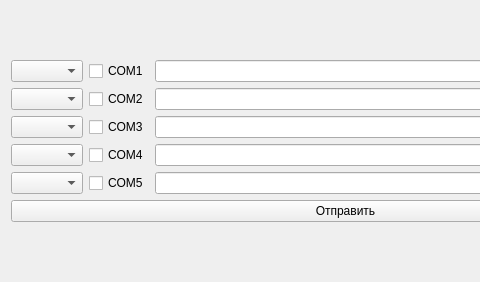
This is mainwindow.ui in TTTiNNNy/Serial_QT as Qt 5 draws it before an edit; both pictures show x 0 to 480 and y 0 to 282 of the 691 by 282 pixel window. The edited form follows.
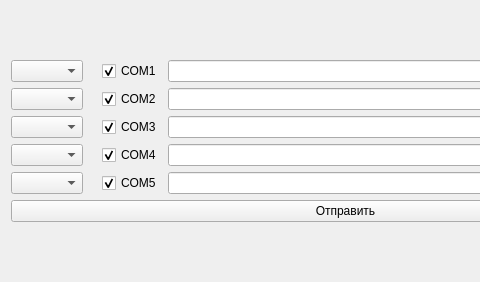
This is the edited form.

```diff
--- a/mainwindow.ui
+++ b/mainwindow.ui
@@ -22,11 +22,21 @@
         <item>
          <widget class="QComboBox" name="COM1_portBox"/>
         </item>
+        <item>
+         <widget class="QLabel" name="COM1_status">
+          <property name="text">
+           <string/>
+          </property>
+         </widget>
+        </item>
         <item>
          <widget class="QCheckBox" name="COM1_activeBox">
           <property name="text">
            <string>COM1</string>
           </property>
+          <property name="checked">
+           <bool>true</bool>
+          </property>
          </widget>
         </item>
         <item>
@@ -39,11 +49,21 @@
         <item>
          <widget class="QComboBox" name="COM2_portBox"/>
         </item>
+        <item>
+         <widget class="QLabel" name="COM2_status">
+          <property name="text">
+           <string/>
+          </property>
+         </widget>
+        </item>
         <item>
          <widget class="QCheckBox" name="COM2_activeBox">
           <property name="text">
            <string>COM2</string>
           </property>
+          <property name="checked">
+           <bool>true</bool>
+          </property>
          </widget>
         </item>
         <item>
@@ -56,11 +76,21 @@
         <item>
          <widget class="QComboBox" name="COM3_portBox"/>
         </item>
+        <item>
+         <widget class="QLabel" name="COM3_status">
+          <property name="text">
+           <string/>
+          </property>
+         </widget>
+        </item>
         <item>
          <widget class="QCheckBox" name="COM3_activeBox">
           <property name="text">
            <string>COM3</string>
           </property>
+          <property name="checked">
+           <bool>true</bool>
+          </property>
          </widget>
         </item>
         <item>
@@ -73,11 +103,21 @@
         <item>
          <widget class="QComboBox" name="COM4_portBox"/>
         </item>
+        <item>
+         <widget class="QLabel" name="COM4_status">
+          <property name="text">
+           <string/>
+          </property>
+         </widget>
+        </item>
         <item>
          <widget class="QCheckBox" name="COM4_activeBox">
           <property name="text">
            <string>COM4</string>
           </property>
+          <property name="checked">
+           <bool>true</bool>
+          </property>
          </widget>
         </item>
         <item>
@@ -90,11 +130,21 @@
         <item>
          <widget class="QComboBox" name="COM5_portBox"/>
         </item>
+        <item>
+         <widget class="QLabel" name="COM5_status">
+          <property name="text">
+           <string/>
+          </property>
+         </widget>
+        </item>
         <item>
          <widget class="QCheckBox" name="COM5_activeBox">
           <property name="text">
            <string>COM5</string>
           </property>
+          <property name="checked">
+           <bool>true</bool>
+          </property>
          </widget>
         </item>
         <item>
```
